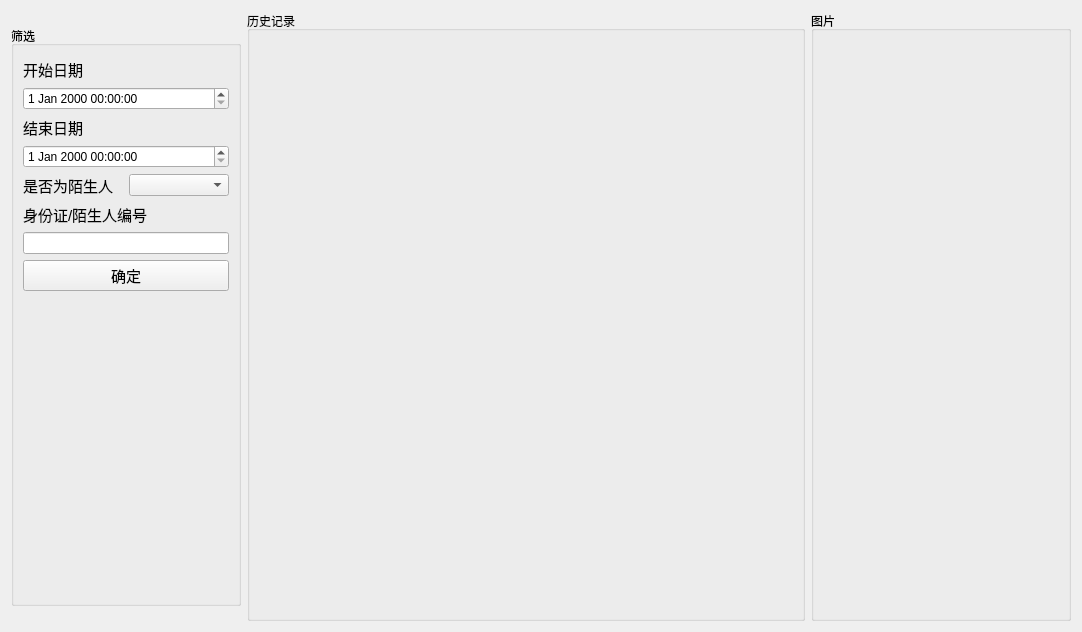
Before: the Qt Designer form HistoryView/historyview.ui in Flzjler/LaborEye, drawn with Qt 5.
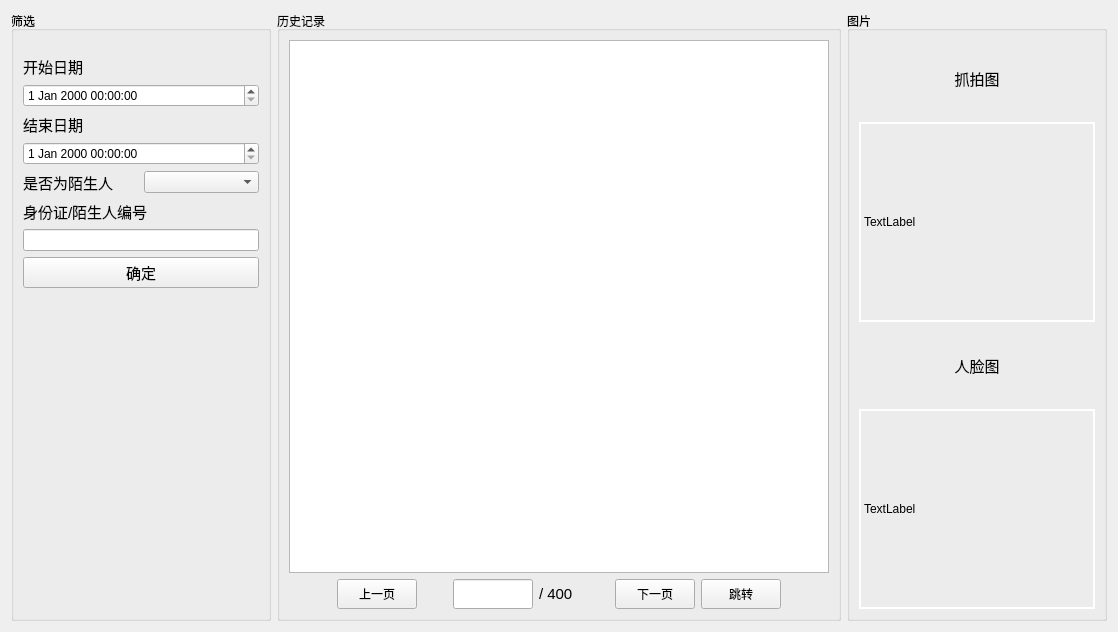
After: the same form once the commit is applied.

Commit message: 记录查看界面UI设计完成

```diff
--- a/HistoryView/historyview.ui
+++ b/HistoryView/historyview.ui
@@ -23,21 +23,21 @@
    <item>
     <widget class="QGroupBox" name="gpbSelect">
      <property name="sizePolicy">
-      <sizepolicy hsizetype="Minimum" vsizetype="Minimum">
+      <sizepolicy hsizetype="Maximum" vsizetype="Minimum">
        <horstretch>0</horstretch>
        <verstretch>0</verstretch>
       </sizepolicy>
      </property>
      <property name="minimumSize">
       <size>
-       <width>230</width>
+       <width>260</width>
        <height>580</height>
       </size>
      </property>
      <property name="maximumSize">
       <size>
-       <width>230</width>
-       <height>580</height>
+       <width>260</width>
+       <height>16777215</height>
       </size>
      </property>
      <property name="title">
@@ -174,6 +174,203 @@
      <property name="title">
       <string>历史记录</string>
      </property>
+     <layout class="QHBoxLayout" name="horizontalLayout_5">
+      <item>
+       <layout class="QVBoxLayout" name="verticalLayout_3">
+        <item>
+         <widget class="QTableWidget" name="tblRecord">
+          <property name="minimumSize">
+           <size>
+            <width>540</width>
+            <height>500</height>
+           </size>
+          </property>
+         </widget>
+        </item>
+        <item>
+         <layout class="QHBoxLayout" name="horizontalLayout_4">
+          <item>
+           <spacer name="horizontalSpacer_3">
+            <property name="orientation">
+             <enum>Qt::Horizontal</enum>
+            </property>
+            <property name="sizeHint" stdset="0">
+             <size>
+              <width>40</width>
+              <height>20</height>
+             </size>
+            </property>
+           </spacer>
+          </item>
+          <item>
+           <widget class="QPushButton" name="btnPrepage">
+            <property name="minimumSize">
+             <size>
+              <width>80</width>
+              <height>30</height>
+             </size>
+            </property>
+            <property name="maximumSize">
+             <size>
+              <width>80</width>
+              <height>30</height>
+             </size>
+            </property>
+            <property name="text">
+             <string>上一页</string>
+            </property>
+           </widget>
+          </item>
+          <item>
+           <spacer name="horizontalSpacer">
+            <property name="orientation">
+             <enum>Qt::Horizontal</enum>
+            </property>
+            <property name="sizeType">
+             <enum>QSizePolicy::Maximum</enum>
+            </property>
+            <property name="sizeHint" stdset="0">
+             <size>
+              <width>30</width>
+              <height>20</height>
+             </size>
+            </property>
+           </spacer>
+          </item>
+          <item>
+           <widget class="QLineEdit" name="ledtNowpage">
+            <property name="sizePolicy">
+             <sizepolicy hsizetype="Maximum" vsizetype="Fixed">
+              <horstretch>0</horstretch>
+              <verstretch>0</verstretch>
+             </sizepolicy>
+            </property>
+            <property name="minimumSize">
+             <size>
+              <width>80</width>
+              <height>30</height>
+             </size>
+            </property>
+            <property name="maximumSize">
+             <size>
+              <width>80</width>
+              <height>30</height>
+             </size>
+            </property>
+            <property name="font">
+             <font>
+              <family>Arial</family>
+              <pointsize>11</pointsize>
+             </font>
+            </property>
+            <property name="alignment">
+             <set>Qt::AlignRight|Qt::AlignTrailing|Qt::AlignVCenter</set>
+            </property>
+           </widget>
+          </item>
+          <item>
+           <widget class="QLabel" name="lblTolpage">
+            <property name="sizePolicy">
+             <sizepolicy hsizetype="Maximum" vsizetype="Preferred">
+              <horstretch>0</horstretch>
+              <verstretch>0</verstretch>
+             </sizepolicy>
+            </property>
+            <property name="minimumSize">
+             <size>
+              <width>40</width>
+              <height>30</height>
+             </size>
+            </property>
+            <property name="maximumSize">
+             <size>
+              <width>40</width>
+              <height>30</height>
+             </size>
+            </property>
+            <property name="font">
+             <font>
+              <family>Arial</family>
+              <pointsize>11</pointsize>
+             </font>
+            </property>
+            <property name="text">
+             <string>/ 400</string>
+            </property>
+           </widget>
+          </item>
+          <item>
+           <spacer name="horizontalSpacer_2">
+            <property name="orientation">
+             <enum>Qt::Horizontal</enum>
+            </property>
+            <property name="sizeType">
+             <enum>QSizePolicy::Maximum</enum>
+            </property>
+            <property name="sizeHint" stdset="0">
+             <size>
+              <width>30</width>
+              <height>20</height>
+             </size>
+            </property>
+           </spacer>
+          </item>
+          <item>
+           <widget class="QPushButton" name="btnNxtpage">
+            <property name="minimumSize">
+             <size>
+              <width>80</width>
+              <height>30</height>
+             </size>
+            </property>
+            <property name="maximumSize">
+             <size>
+              <width>80</width>
+              <height>30</height>
+             </size>
+            </property>
+            <property name="text">
+             <string>下一页</string>
+            </property>
+           </widget>
+          </item>
+          <item>
+           <widget class="QPushButton" name="btnJmppage">
+            <property name="minimumSize">
+             <size>
+              <width>80</width>
+              <height>30</height>
+             </size>
+            </property>
+            <property name="maximumSize">
+             <size>
+              <width>80</width>
+              <height>30</height>
+             </size>
+            </property>
+            <property name="text">
+             <string>跳转</string>
+            </property>
+           </widget>
+          </item>
+          <item>
+           <spacer name="horizontalSpacer_4">
+            <property name="orientation">
+             <enum>Qt::Horizontal</enum>
+            </property>
+            <property name="sizeHint" stdset="0">
+             <size>
+              <width>40</width>
+              <height>20</height>
+             </size>
+            </property>
+           </spacer>
+          </item>
+         </layout>
+        </item>
+       </layout>
+      </item>
+     </layout>
     </widget>
    </item>
    <item>
@@ -193,6 +390,86 @@
      <property name="title">
       <string>图片</string>
      </property>
+     <layout class="QHBoxLayout" name="horizontalLayout_3">
+      <item>
+       <layout class="QVBoxLayout" name="verticalLayout_2">
+        <item>
+         <widget class="QLabel" name="lblCapture">
+          <property name="font">
+           <font>
+            <family>Arial</family>
+            <pointsize>11</pointsize>
+           </font>
+          </property>
+          <property name="text">
+           <string>抓拍图</string>
+          </property>
+          <property name="alignment">
+           <set>Qt::AlignCenter</set>
+          </property>
+         </widget>
+        </item>
+        <item>
+         <widget class="QLabel" name="lblCapturePic">
+          <property name="sizePolicy">
+           <sizepolicy hsizetype="Preferred" vsizetype="Preferred">
+            <horstretch>0</horstretch>
+            <verstretch>0</verstretch>
+           </sizepolicy>
+          </property>
+          <property name="minimumSize">
+           <size>
+            <width>190</width>
+            <height>200</height>
+           </size>
+          </property>
+          <property name="styleSheet">
+           <string notr="true">border-width: 2px;
+border-style: solid;
+border-color: rgb(255, 255, 255);</string>
+          </property>
+          <property name="text">
+           <string>TextLabel</string>
+          </property>
+         </widget>
+        </item>
+        <item>
+         <widget class="QLabel" name="lblFace">
+          <property name="font">
+           <font>
+            <family>Arial</family>
+            <pointsize>11</pointsize>
+           </font>
+          </property>
+          <property name="text">
+           <string>人脸图</string>
+          </property>
+          <property name="alignment">
+           <set>Qt::AlignCenter</set>
+          </property>
+         </widget>
+        </item>
+        <item>
+         <widget class="QLabel" name="lblFacePic">
+          <property name="minimumSize">
+           <size>
+            <width>190</width>
+            <height>200</height>
+           </size>
+          </property>
+          <property name="styleSheet">
+           <string notr="true">border-width: 2px;
+border-style: solid;
+border-color: rgb(255, 255, 255);</string>
+          </property>
+          <property name="text">
+           <string>TextLabel</string>
+          </property>
+         </widget>
+        </item>
+       </layout>
+      </item>
+     </layout>
     </widget>
    </item>
   </layout>
```
Left out of the diff: 4 changed lines with no effect on the pictures. The commit also changes 2 other files.
